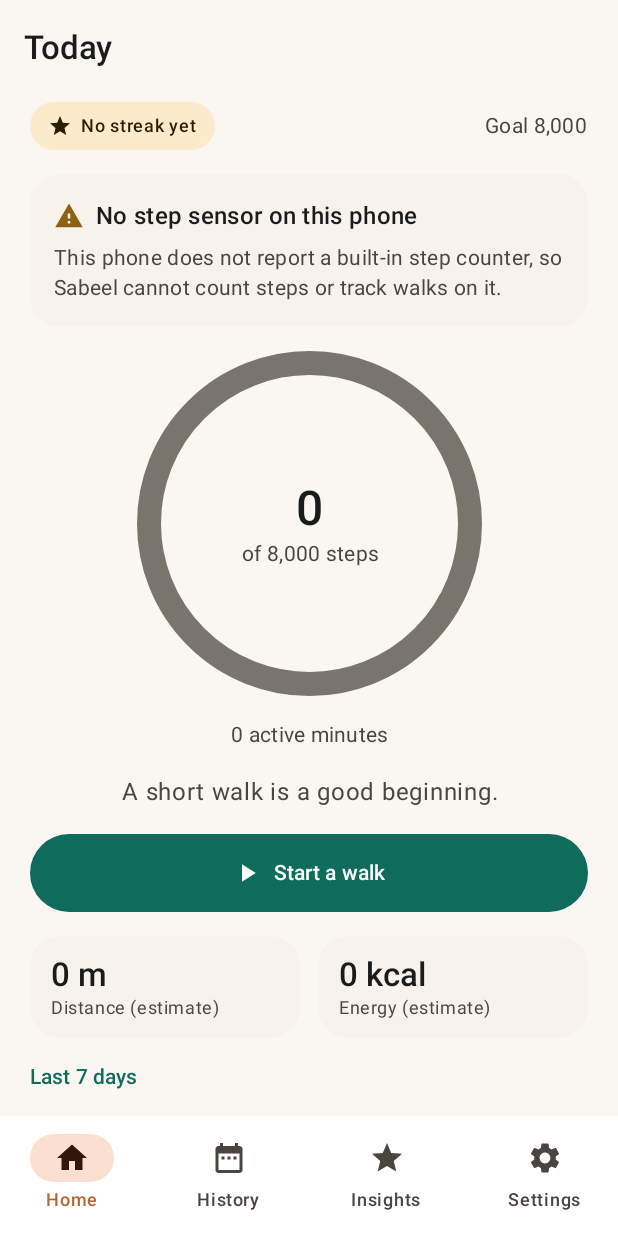
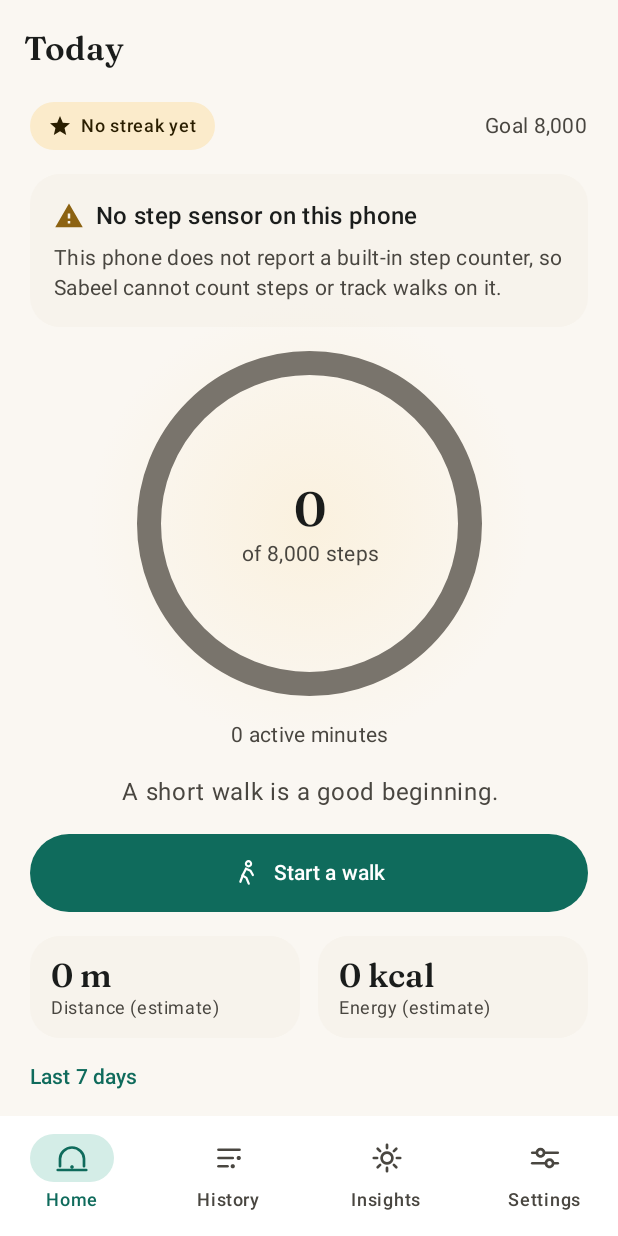
Before and after one commit to ahmadmhmdsy/sabeel-steps, an Android app built with Jetpack Compose: the HomeScreen screen opened through its navigation route, on a phone screen of 412 x 824 dp. Run offline under Robolectric (Android 15) with nearby library versions, the phone set to English and light mode, and no system bars; our stand-ins replace Room's generated code.

Commit message:
feat(brand): authored accents, serif display type and custom icons (Phase 3)
Approved Q2-b direction: warm, authored accents rather than the full Desert Dawn.
- Bundled Fraunces SemiBold for display/headline/titleLarge text; Arabic keeps the
  platform Naskh fallback (no Arabic serif shipped yet).
- Original vector icons for the four nav tabs plus walk/check/minus glyphs.
- Progress ring: dawn halo, clay completion badge at 100%, and a seam-free
  dark-to-light gradient (the sweep now starts at 12 o'clock, cap colour fixed).
- Home: badge when the goal is reached, walk icon on the primary action.
- Stepper uses matched vector minus/plus glyphs and keeps its value on one line.

```diff
--- a/app/src/main/java/com/sabeel/steps/ui/SabeelRoot.kt
+++ b/app/src/main/java/com/sabeel/steps/ui/SabeelRoot.kt
@@ -4,15 +4,11 @@ import androidx.compose.foundation.layout.WindowInsets
 import androidx.compose.foundation.layout.fillMaxSize
 import androidx.compose.foundation.layout.padding
 import androidx.compose.foundation.layout.safeDrawing
-import androidx.compose.material.icons.Icons
-import androidx.compose.material.icons.filled.DateRange
-import androidx.compose.material.icons.filled.Home
-import androidx.compose.material.icons.filled.Settings
-import androidx.compose.material.icons.filled.Star
 import androidx.compose.material3.Icon
 import androidx.compose.material3.MaterialTheme
 import androidx.compose.material3.NavigationBar
 import androidx.compose.material3.NavigationBarItem
+import androidx.compose.material3.NavigationBarItemDefaults
 import androidx.compose.material3.Scaffold
 import androidx.compose.material3.SnackbarHost
 import androidx.compose.material3.SnackbarHostState
@@ -22,8 +18,8 @@ import androidx.compose.runtime.getValue
 import androidx.compose.runtime.remember
 import androidx.compose.runtime.rememberCoroutineScope
 import androidx.compose.ui.Modifier
-import androidx.compose.ui.graphics.vector.ImageVector
 import androidx.compose.ui.platform.LocalContext
+import androidx.compose.ui.res.painterResource
 import androidx.compose.ui.res.stringResource
 import androidx.lifecycle.compose.LifecycleResumeEffect
 import androidx.lifecycle.compose.collectAsStateWithLifecycle
@@ -64,13 +60,14 @@ object Routes {
     const val DIAGNOSTICS = "diagnostics"
 }
 
-private data class TabItem(val route: String, val labelRes: Int, val icon: ImageVector)
+private data class TabItem(val route: String, val labelRes: Int, val iconRes: Int)
 
+/** Authored line icons: dome, journal, sun, sliders (see the Q2-b prototypes). */
 private val tabs = listOf(
-    TabItem(Routes.HOME, R.string.nav_home, Icons.Filled.Home),
-    TabItem(Routes.HISTORY, R.string.nav_history, Icons.Filled.DateRange),
-    TabItem(Routes.INSIGHTS, R.string.nav_insights, Icons.Filled.Star),
-    TabItem(Routes.SETTINGS, R.string.nav_settings, Icons.Filled.Settings),
+    TabItem(Routes.HOME, R.string.nav_home, R.drawable.ic_nav_home),
+    TabItem(Routes.HISTORY, R.string.nav_history, R.drawable.ic_nav_history),
+    TabItem(Routes.INSIGHTS, R.string.nav_insights, R.drawable.ic_nav_insights),
+    TabItem(Routes.SETTINGS, R.string.nav_settings, R.drawable.ic_nav_settings),
 )
 
 /**
@@ -128,11 +125,18 @@ fun SabeelRoot(container: AppContainer) {
                             },
                             icon = {
                                 Icon(
-                                    imageVector = tab.icon,
+                                    painter = painterResource(tab.iconRes),
                                     contentDescription = null,
                                 )
                             },
                             label = { Text(stringResource(tab.labelRes)) },
+                            colors = NavigationBarItemDefaults.colors(
+                                selectedIconColor = MaterialTheme.colorScheme.primary,
+                                selectedTextColor = MaterialTheme.colorScheme.primary,
+                                indicatorColor = MaterialTheme.colorScheme.primaryContainer,
+                                unselectedIconColor = MaterialTheme.colorScheme.onSurfaceVariant,
+                                unselectedTextColor = MaterialTheme.colorScheme.onSurfaceVariant,
+                            ),
                         )
                     }
                 }
--- a/app/src/main/java/com/sabeel/steps/ui/components/CommonComponents.kt
+++ b/app/src/main/java/com/sabeel/steps/ui/components/CommonComponents.kt
@@ -31,6 +31,7 @@ import androidx.compose.ui.Alignment
 import androidx.compose.ui.Modifier
 import androidx.compose.ui.graphics.vector.ImageVector
 import androidx.compose.ui.res.pluralStringResource
+import androidx.compose.ui.res.painterResource
 import androidx.compose.ui.res.stringResource
 import androidx.compose.ui.semantics.contentDescription
 import androidx.compose.ui.semantics.heading
@@ -286,13 +287,14 @@ fun Stepper(
                 .size(48.dp)
                 .semantics { contentDescription = decreaseLabel },
         ) {
-            Text(text = "\u2212", style = MaterialTheme.typography.headlineSmall)
+            Icon(painter = painterResource(R.drawable.ic_minus), contentDescription = null)
         }
         Text(
             text = valueText,
             style = MaterialTheme.typography.titleLarge,
             color = MaterialTheme.colorScheme.onSurface,
             textAlign = TextAlign.Center,
+            maxLines = 1,
             modifier = Modifier.weight(1f),
         )
         IconButton(
@@ -315,6 +317,7 @@ fun SabeelPrimaryButton(
     modifier: Modifier = Modifier,
     enabled: Boolean = true,
     icon: ImageVector? = null,
+    iconRes: Int? = null,
 ) {
     Button(
         onClick = onClick,
@@ -327,6 +330,13 @@ fun SabeelPrimaryButton(
     ) {
         if (icon != null) {
             Icon(imageVector = icon, contentDescription = null, modifier = Modifier.size(20.dp))
+            Spacer(Modifier.width(8.dp))
+        } else if (iconRes != null) {
+            Icon(
+                painter = painterResource(iconRes),
+                contentDescription = null,
+                modifier = Modifier.size(20.dp),
+            )
             Spacer(Modifier.width(8.dp))
         }
         Text(text = text, style = MaterialTheme.typography.labelLarge)
--- a/app/src/main/java/com/sabeel/steps/ui/components/ProgressRing.kt
+++ b/app/src/main/java/com/sabeel/steps/ui/components/ProgressRing.kt
@@ -4,9 +4,14 @@ import androidx.compose.animation.core.FastOutSlowInEasing
 import androidx.compose.animation.core.animateFloatAsState
 import androidx.compose.animation.core.tween
 import androidx.compose.foundation.Canvas
+import androidx.compose.foundation.background
+import androidx.compose.foundation.border
 import androidx.compose.foundation.layout.Box
 import androidx.compose.foundation.layout.fillMaxSize
+import androidx.compose.foundation.layout.offset
 import androidx.compose.foundation.layout.size
+import androidx.compose.foundation.shape.CircleShape
+import androidx.compose.material3.Icon
 import androidx.compose.material3.MaterialTheme
 import androidx.compose.runtime.Composable
 import androidx.compose.runtime.getValue
@@ -14,14 +19,19 @@ import androidx.compose.ui.Alignment
 import androidx.compose.ui.Modifier
 import androidx.compose.ui.geometry.Offset
 import androidx.compose.ui.geometry.Size
+import androidx.compose.ui.draw.clip
 import androidx.compose.ui.graphics.Brush
+import androidx.compose.ui.graphics.Color
 import androidx.compose.ui.graphics.StrokeCap
 import androidx.compose.ui.graphics.drawscope.Stroke
+import androidx.compose.ui.graphics.drawscope.rotate
 import androidx.compose.ui.graphics.luminance
+import androidx.compose.ui.res.painterResource
 import androidx.compose.ui.semantics.clearAndSetSemantics
 import androidx.compose.ui.semantics.contentDescription
 import androidx.compose.ui.unit.Dp
 import androidx.compose.ui.unit.dp
+import com.sabeel.steps.R
 import com.sabeel.steps.ui.theme.ringGradientColors
 
 /**
@@ -35,6 +45,8 @@ fun ProgressRing(
     modifier: Modifier = Modifier,
     ringSize: Dp = 220.dp,
     strokeWidth: Dp = 16.dp,
+    /** Shows the clay check badge on the ring once the daily goal is reached. */
+    showCompleteBadge: Boolean = false,
     content: @Composable () -> Unit = {},
 ) {
     val target = progress.coerceIn(0f, 1f)
@@ -48,6 +60,8 @@ fun ProgressRing(
     val dark = MaterialTheme.colorScheme.background.luminance() < 0.5f
     val gradient = ringGradientColors(dark)
     val completeColor = MaterialTheme.colorScheme.primary
+    // A low dawn halo behind the ring; it is the one soft accent that carries the brand at a glance.
+    val halo = MaterialTheme.colorScheme.tertiaryContainer.copy(alpha = if (dark) 0.22f else 0.5f)
     // One TalkBack node: the percentage description replaces the three nodes (canvas + two texts)
     // that were announced one after another before.
     Box(
@@ -60,6 +74,16 @@ fun ProgressRing(
             val stroke = strokeWidth.toPx()
             val inset = stroke / 2f
             val arcSize = Size(size.width - stroke, size.height - stroke)
+            val haloRadius = size.minDimension * 0.64f
+            drawCircle(
+                brush = Brush.radialGradient(
+                    colors = listOf(halo, Color.Transparent),
+                    center = center,
+                    radius = haloRadius,
+                ),
+                radius = haloRadius,
+                center = center,
+            )
             drawArc(
                 color = trackColor,
                 startAngle = -90f,
@@ -83,10 +107,27 @@ fun ProgressRing(
                         style = Stroke(width = stroke, cap = StrokeCap.Round),
                     )
                 } else {
+                    // The sweep gradient's own seam sits at 3 o'clock; rotating the canvas by -90
+                    // puts that seam at 12 o'clock where the arc begins, so the visible sweep runs
+                    // dark-to-light with no hard colour step mid-ring.
+                    rotate(degrees = -90f, pivot = center) {
                         drawArc(
                             brush = Brush.sweepGradient(gradient),
+                            startAngle = 0f,
+                            sweepAngle = 360f * animated,
+                            useCenter = false,
+                            topLeft = Offset(inset, inset),
+                            size = arcSize,
+                            style = Stroke(width = stroke, cap = StrokeCap.Round),
+                        )
+                    }
+                    // The round start cap samples the gradient just past its wrap and would show a
+                    // lighter tip; a short arc in the start colour keeps the arc's first degrees clean.
+                    if (animated > 0.04f) {
+                        drawArc(
+                            color = gradient.first(),
                             startAngle = -90f,
-                        sweepAngle = 360f * animated,
+                            sweepAngle = 4f,
                             useCenter = false,
                             topLeft = Offset(inset, inset),
                             size = arcSize,
@@ -95,6 +136,26 @@ fun ProgressRing(
                     }
                 }
             }
+        }
+        if (showCompleteBadge) {
+            Box(
+                modifier = Modifier
+                    .align(Alignment.TopEnd)
+                    .offset(x = (-10).dp, y = 10.dp)
+                    .size(32.dp)
+                    .clip(CircleShape)
+                    .background(MaterialTheme.colorScheme.secondary)
+                    .border(2.dp, MaterialTheme.colorScheme.background, CircleShape),
+                contentAlignment = Alignment.Center,
+            ) {
+                Icon(
+                    painter = painterResource(R.drawable.ic_check),
+                    contentDescription = null,
+                    tint = MaterialTheme.colorScheme.onSecondary,
+                    modifier = Modifier.size(16.dp),
+                )
+            }
+        }
         content()
     }
 }
--- a/app/src/main/java/com/sabeel/steps/ui/screens/HomeScreen.kt
+++ b/app/src/main/java/com/sabeel/steps/ui/screens/HomeScreen.kt
@@ -9,8 +9,6 @@ import androidx.compose.foundation.layout.Row
 import androidx.compose.foundation.layout.Spacer
 import androidx.compose.foundation.layout.fillMaxWidth
 import androidx.compose.foundation.layout.height
-import androidx.compose.material.icons.Icons
-import androidx.compose.material.icons.filled.PlayArrow
 import androidx.compose.material3.MaterialTheme
 import androidx.compose.material3.Text
 import androidx.compose.material3.TextButton
@@ -225,6 +223,7 @@ private fun HomeContent(
                 progress = progress,
                 contentDescription = ringDescription,
                 ringSize = ringSize,
+                showCompleteBadge = progress >= 1f,
             ) {
                 Column(horizontalAlignment = Alignment.CenterHorizontally) {
                     Text(
@@ -292,7 +291,7 @@ private fun HomeContent(
         SabeelPrimaryButton(
             text = stringResource(R.string.home_start_walk),
             onClick = onStartWalk,
-            icon = Icons.Filled.PlayArrow,
+            iconRes = R.drawable.ic_walk,
         )
 
         if (stackedCards) {
--- a/app/src/main/java/com/sabeel/steps/ui/theme/Type.kt
+++ b/app/src/main/java/com/sabeel/steps/ui/theme/Type.kt
@@ -1,21 +1,43 @@
 package com.sabeel.steps.ui.theme
 
 import androidx.compose.material3.Typography
+import androidx.compose.ui.text.font.Font
+import androidx.compose.ui.text.font.FontFamily
 import androidx.compose.ui.text.font.FontWeight
 import androidx.compose.ui.unit.sp
+import com.sabeel.steps.R
 
 /**
- * Material3 type scale on the system sans (Roboto / system Arabic font). No downloaded fonts in v1,
- * so Arabic automatically picks the platform font and stays legible at large font scales.
+ * Design intent "authored accents": one bundled serif for display, headlines and the screen
+ * title, while body copy and controls stay on the system sans. Fraunces carries Latin only, so
+ * Arabic headlines fall back to the platform Naskh face rather than shipping a second font in v1.
  */
+private val Fraunces = FontFamily(
+    Font(R.font.fraunces_semibold, weight = FontWeight.SemiBold),
+)
+
 private val Base = Typography()
 
 val SabeelTypography: Typography = Typography(
-    displaySmall = Base.displaySmall.copy(fontWeight = FontWeight.SemiBold, letterSpacing = (-0.5).sp),
-    headlineLarge = Base.headlineLarge.copy(fontWeight = FontWeight.SemiBold, letterSpacing = (-0.25).sp),
-    headlineMedium = Base.headlineMedium.copy(fontWeight = FontWeight.SemiBold),
-    headlineSmall = Base.headlineSmall.copy(fontWeight = FontWeight.SemiBold),
-    titleLarge = Base.titleLarge.copy(fontWeight = FontWeight.SemiBold),
+    displaySmall = Base.displaySmall.copy(
+        fontFamily = Fraunces,
+        fontWeight = FontWeight.SemiBold,
+        letterSpacing = (-0.5).sp,
+    ),
+    headlineLarge = Base.headlineLarge.copy(
+        fontFamily = Fraunces,
+        fontWeight = FontWeight.SemiBold,
+        letterSpacing = (-0.25).sp,
+    ),
+    headlineMedium = Base.headlineMedium.copy(
+        fontFamily = Fraunces,
+        fontWeight = FontWeight.SemiBold,
+    ),
+    headlineSmall = Base.headlineSmall.copy(
+        fontFamily = Fraunces,
+        fontWeight = FontWeight.SemiBold,
+    ),
+    titleLarge = Base.titleLarge.copy(fontFamily = Fraunces, fontWeight = FontWeight.SemiBold),
     titleMedium = Base.titleMedium.copy(fontWeight = FontWeight.Medium),
     labelLarge = Base.labelLarge.copy(fontWeight = FontWeight.SemiBold),
 )
--- /dev/null
+++ b/app/src/main/res/drawable/ic_check.xml
@@ -0,0 +1,13 @@
+<vector xmlns:android="http://schemas.android.com/apk/res/android"
+    android:width="24dp"
+    android:height="24dp"
+    android:viewportWidth="24"
+    android:viewportHeight="24">
+    <path
+        android:pathData="M5,12.5 L10,17.5 L19,7"
+        android:strokeColor="#000000"
+        android:strokeWidth="2.2"
+        android:strokeLineCap="round"
+        android:strokeLineJoin="round"
+        android:fillColor="#00000000" />
+</vector>
--- /dev/null
+++ b/app/src/main/res/drawable/ic_minus.xml
@@ -0,0 +1,12 @@
+<vector xmlns:android="http://schemas.android.com/apk/res/android"
+    android:width="24dp"
+    android:height="24dp"
+    android:viewportWidth="24"
+    android:viewportHeight="24">
+    <path
+        android:pathData="M4.5,12 L19.5,12"
+        android:strokeColor="#000000"
+        android:strokeWidth="2"
+        android:strokeLineCap="round"
+        android:fillColor="#00000000" />
+</vector>
--- /dev/null
+++ b/app/src/main/res/drawable/ic_nav_history.xml
@@ -0,0 +1,33 @@
+<vector xmlns:android="http://schemas.android.com/apk/res/android"
+    android:width="24dp"
+    android:height="24dp"
+    android:viewportWidth="24"
+    android:viewportHeight="24">
+    <path
+        android:pathData="M5,6.5 L19,6.5"
+        android:strokeColor="#000000"
+        android:strokeWidth="1.8"
+        android:strokeLineCap="round"
+        android:strokeLineJoin="round"
+        android:fillColor="#00000000" />
+    <path
+        android:pathData="M5,12 L14.5,12"
+        android:strokeColor="#000000"
+        android:strokeWidth="1.8"
+        android:strokeLineCap="round"
+        android:strokeLineJoin="round"
+        android:fillColor="#00000000" />
+    <path
+        android:pathData="M5,17.5 L11,17.5"
+        android:strokeColor="#000000"
+        android:strokeWidth="1.8"
+        android:strokeLineCap="round"
+        android:strokeLineJoin="round"
+        android:fillColor="#00000000" />
+    <path
+        android:pathData="M18.5,12 m-1.4,0 a1.4,1.4 0 1,0 2.8,0 a1.4,1.4 0 1,0 -2.8,0"
+        android:fillColor="#000000" />
+    <path
+        android:pathData="M14.5,17.5 m-1.4,0 a1.4,1.4 0 1,0 2.8,0 a1.4,1.4 0 1,0 -2.8,0"
+        android:fillColor="#000000" />
+</vector>
--- /dev/null
+++ b/app/src/main/res/drawable/ic_nav_home.xml
@@ -0,0 +1,23 @@
+<vector xmlns:android="http://schemas.android.com/apk/res/android"
+    android:width="24dp"
+    android:height="24dp"
+    android:viewportWidth="24"
+    android:viewportHeight="24">
+    <path
+        android:pathData="M4,17.5 L4,12.5 C4,8.58 7.58,5 12,5 C16.42,5 20,8.58 20,12.5 L20,17.5"
+        android:strokeColor="#000000"
+        android:strokeWidth="1.8"
+        android:strokeLineCap="round"
+        android:strokeLineJoin="round"
+        android:fillColor="#00000000" />
+    <path
+        android:pathData="M2.5,20 L21.5,20"
+        android:strokeColor="#000000"
+        android:strokeWidth="1.8"
+        android:strokeLineCap="round"
+        android:strokeLineJoin="round"
+        android:fillColor="#00000000" />
+    <path
+        android:pathData="M12,18 m-1.2,0 a1.2,1.2 0 1,0 2.4,0 a1.2,1.2 0 1,0 -2.4,0"
+        android:fillColor="#000000" />
+</vector>
--- /dev/null
+++ b/app/src/main/res/drawable/ic_nav_insights.xml
@@ -0,0 +1,20 @@
+<vector xmlns:android="http://schemas.android.com/apk/res/android"
+    android:width="24dp"
+    android:height="24dp"
+    android:viewportWidth="24"
+    android:viewportHeight="24">
+    <path
+        android:pathData="M12,8.4 a3.6,3.6 0 1,0 0,7.2 a3.6,3.6 0 1,0 0,-7.2"
+        android:strokeColor="#000000"
+        android:strokeWidth="1.8"
+        android:strokeLineCap="round"
+        android:strokeLineJoin="round"
+        android:fillColor="#00000000" />
+    <path
+        android:pathData="M12,3.2 L12,5.4 M12,18.6 L12,20.8 M3.2,12 L5.4,12 M18.6,12 L20.8,12 M5.8,5.8 L7.4,7.4 M16.6,16.6 L18.2,18.2 M18.2,5.8 L16.6,7.4 M7.4,16.6 L5.8,18.2"
+        android:strokeColor="#000000"
+        android:strokeWidth="1.8"
+        android:strokeLineCap="round"
+        android:strokeLineJoin="round"
+        android:fillColor="#00000000" />
+</vector>
--- /dev/null
+++ b/app/src/main/res/drawable/ic_nav_settings.xml
@@ -0,0 +1,48 @@
+<vector xmlns:android="http://schemas.android.com/apk/res/android"
+    android:width="24dp"
+    android:height="24dp"
+    android:viewportWidth="24"
+    android:viewportHeight="24">
+    <path
+        android:pathData="M3.5,8.5 L6.4,8.5"
+        android:strokeColor="#000000"
+        android:strokeWidth="1.8"
+        android:strokeLineCap="round"
+        android:strokeLineJoin="round"
+        android:fillColor="#00000000" />
+    <path
+        android:pathData="M11.4,8.5 L20.5,8.5"
+        android:strokeColor="#000000"
+        android:strokeWidth="1.8"
+        android:strokeLineCap="round"
+        android:strokeLineJoin="round"
+        android:fillColor="#00000000" />
+    <path
+        android:pathData="M9,8.5 m-2.4,0 a2.4,2.4 0 1,0 4.8,0 a2.4,2.4 0 1,0 -4.8,0"
+        android:strokeColor="#000000"
+        android:strokeWidth="1.8"
+        android:strokeLineCap="round"
+        android:strokeLineJoin="round"
+        android:fillColor="#00000000" />
+    <path
+        android:pathData="M3.5,15.5 L12.6,15.5"
+        android:strokeColor="#000000"
+        android:strokeWidth="1.8"
+        android:strokeLineCap="round"
+        android:strokeLineJoin="round"
+        android:fillColor="#00000000" />
+    <path
+        android:pathData="M17.6,15.5 L20.5,15.5"
+        android:strokeColor="#000000"
+        android:strokeWidth="1.8"
+        android:strokeLineCap="round"
+        android:strokeLineJoin="round"
+        android:fillColor="#00000000" />
+    <path
+        android:pathData="M15,15.5 m-2.4,0 a2.4,2.4 0 1,0 4.8,0 a2.4,2.4 0 1,0 -4.8,0"
+        android:strokeColor="#000000"
+        android:strokeWidth="1.8"
+        android:strokeLineCap="round"
+        android:strokeLineJoin="round"
+        android:fillColor="#00000000" />
+</vector>
--- /dev/null
+++ b/app/src/main/res/drawable/ic_walk.xml
@@ -0,0 +1,34 @@
+<vector xmlns:android="http://schemas.android.com/apk/res/android"
+    android:width="24dp"
+    android:height="24dp"
+    android:viewportWidth="24"
+    android:viewportHeight="24">
+    <path
+        android:pathData="M13.2,4.6 m-2.1,0 a2.1,2.1 0 1,0 4.2,0 a2.1,2.1 0 1,0 -4.2,0"
+        android:strokeColor="#000000"
+        android:strokeWidth="1.7"
+        android:strokeLineCap="round"
+        android:strokeLineJoin="round"
+        android:fillColor="#00000000" />
+    <path
+        android:pathData="M11.2,8.6 L8.4,14 L11.5,15.9 L13.4,20.5"
+        android:strokeColor="#000000"
+        android:strokeWidth="1.8"
+        android:strokeLineCap="round"
+        android:strokeLineJoin="round"
+        android:fillColor="#00000000" />
+    <path
+        android:pathData="M11.2,8.6 L14.8,10.2 L16.7,13.6"
+        android:strokeColor="#000000"
+        android:strokeWidth="1.8"
+        android:strokeLineCap="round"
+        android:strokeLineJoin="round"
+        android:fillColor="#00000000" />
+    <path
+        android:pathData="M8.7,13.6 L6.7,19.0"
+        android:strokeColor="#000000"
+        android:strokeWidth="1.8"
+        android:strokeLineCap="round"
+        android:strokeLineJoin="round"
+        android:fillColor="#00000000" />
+</vector>
```
Also changed, not shown: app/src/main/res/font/fraunces_semibold.ttf (added). Lines whose indentation alone changed are shown as unchanged.
